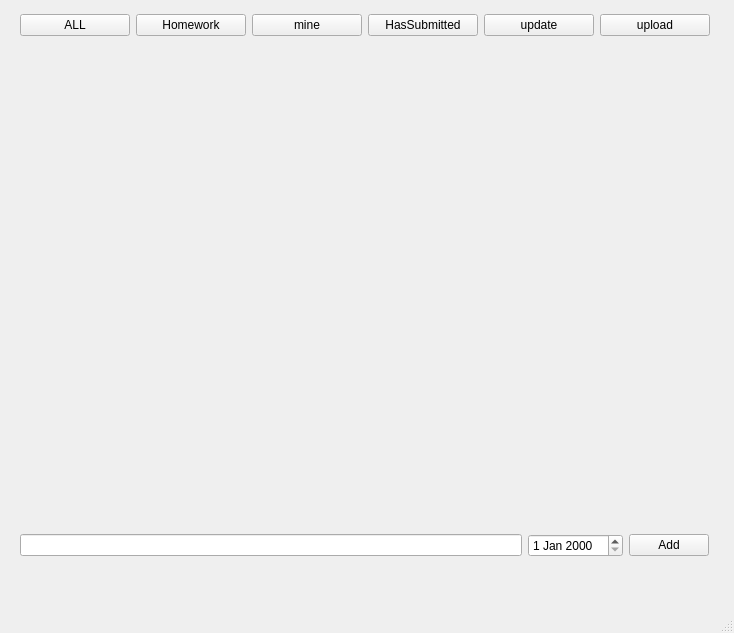
The window that homework.ui (zsz12251665/HOSS-Client) describes before a commit, drawn with Qt 5.
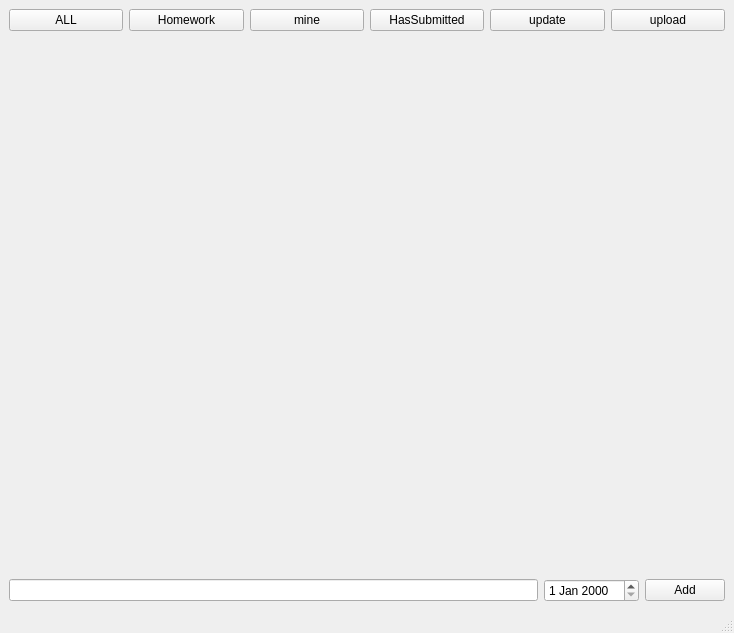
The same window after the commit.

Commit message: Make the design responsive

Patch:
```diff
--- a/homework.ui
+++ b/homework.ui
@@ -14,30 +14,8 @@
    <string>MainWindow</string>
   </property>
   <widget class="QWidget" name="centralwidget">
-   <widget class="QWidget" name="layoutWidget">
-    <property name="geometry">
-     <rect>
-      <x>20</x>
-      <y>40</y>
-      <width>691</width>
-      <height>481</height>
-     </rect>
-    </property>
-    <layout class="QVBoxLayout" name="task_layout">
-     <property name="sizeConstraint">
-      <enum>QLayout::SetDefaultConstraint</enum>
-     </property>
-    </layout>
-   </widget>
-   <widget class="QWidget" name="layoutWidget">
-    <property name="geometry">
-     <rect>
-      <x>20</x>
-      <y>10</y>
-      <width>690</width>
-      <height>31</height>
-     </rect>
-    </property>
+   <layout class="QVBoxLayout" name="verticalLayout">
+    <item>
     <layout class="QHBoxLayout" name="horizontalLayout">
      <item>
       <widget class="QPushButton" name="pushButton">
@@ -85,16 +63,28 @@
       </widget>
      </item>
     </layout>
-   </widget>
-   <widget class="QWidget" name="layoutWidget">
-    <property name="geometry">
-     <rect>
-      <x>20</x>
-      <y>520</y>
-      <width>689</width>
-      <height>51</height>
-     </rect>
-    </property>
+    </item>
+    <item>
+     <layout class="QVBoxLayout" name="task_layout">
+      <property name="sizeConstraint">
+       <enum>QLayout::SetDefaultConstraint</enum>
+      </property>
+     </layout>
+    </item>
+    <item>
+     <spacer name="verticalSpacer">
+      <property name="orientation">
+       <enum>Qt::Vertical</enum>
+      </property>
+      <property name="sizeHint" stdset="0">
+       <size>
+        <width>20</width>
+        <height>40</height>
+       </size>
+      </property>
+     </spacer>
+    </item>
+    <item>
     <layout class="QHBoxLayout" name="horizontalLayout_2">
      <item>
       <widget class="QLineEdit" name="input_task">
@@ -114,7 +104,8 @@
       </widget>
      </item>
     </layout>
-   </widget>
+    </item>
+   </layout>
   </widget>
   <widget class="QStatusBar" name="statusbar"/>
   <widget class="QMenuBar" name="menubar">
```
Left out of the diff: 2 changed lines with no effect on the pictures. Lines whose indentation alone changed are shown as unchanged. The commit also changes 1 other file.
